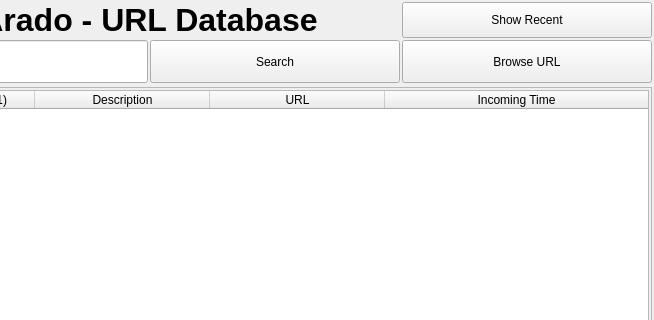
First picture: the form in ui/url-display.ui, repository berndhs/arado, before the edit; both pictures show x 146 to 800 and y 0 to 320 of the 800 by 548 pixel window.
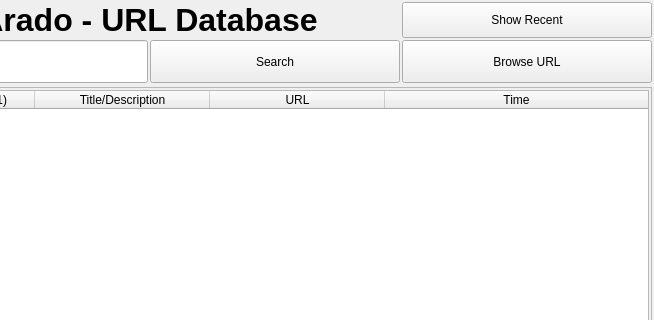
Second picture: the form after the edit. Icons and pictures are not drawn.

Patch:
```diff
--- a/ui/url-display.ui
+++ b/ui/url-display.ui
@@ -159,7 +159,7 @@
          </column>
          <column>
           <property name="text">
-           <string>Description</string>
+           <string>Title/Description</string>
           </property>
          </column>
          <column>
@@ -169,7 +169,7 @@
          </column>
          <column>
           <property name="text">
-           <string>Incoming Time</string>
+           <string>Time</string>
           </property>
          </column>
         </widget>
```
